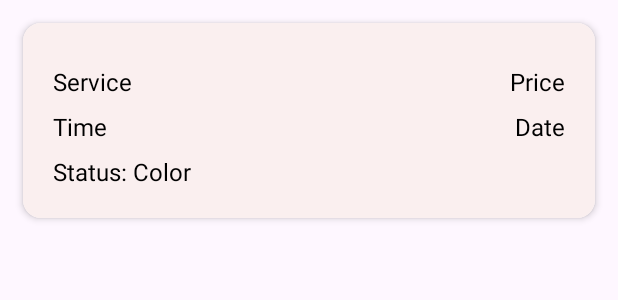
After one commit to yash234u/Homemate, an Android app: the layout booking_details_layout.xml on its own in the app's theme, with its tools: preview values and no code run, on a phone screen of 412 x 824 dp. The commit adds this screen. Shown: the top 300 px of the screen. Run offline under Robolectric (Android 15) with nearby library versions, the phone set to English and light mode, and no system bars; Roboto replaces fonts that are not available here.

Commit message:
BookingActivity.java

```diff
--- a/app/src/main/AndroidManifest.xml
+++ b/app/src/main/AndroidManifest.xml
@@ -16,6 +16,9 @@
         android:supportsRtl="true"
         android:theme="@style/Theme.HOMEMATE"
         tools:targetApi="31">
+        <activity
+            android:name=".Profile.Bookings.BookingActivity"
+            android:exported="false" />
         <activity
             android:name=".Booking.SelectAddressActivity"
             android:exported="false" />
--- a/app/src/main/java/com/example/homemate/Booking/Final_Booking__details_Activity.java
+++ b/app/src/main/java/com/example/homemate/Booking/Final_Booking__details_Activity.java
@@ -85,6 +85,7 @@ public class Final_Booking__details_Activity extends AppCompatActivity {
                         databaseReference.child("BookingDetails").child(data_email).child(key).child("time").setValue(servicetime);
                         databaseReference.child("BookingDetails").child(data_email).child(key).child("price").setValue(serviceprice);
                         databaseReference.child("BookingDetails").child(data_email).child(key).child("instructions").setValue(Instructions.getText().toString());
+                        databaseReference.child("BookingDetails").child(data_email).child(key).child("status").setValue("ongoing");
                         Toast.makeText(Final_Booking__details_Activity.this, "Booking successfully", Toast.LENGTH_SHORT).show();
                     }
 
--- /dev/null
+++ b/app/src/main/res/layout/booking_details_layout.xml
@@ -0,0 +1,109 @@
+<?xml version="1.0" encoding="utf-8"?>
+<LinearLayout xmlns:android="http://schemas.android.com/apk/res/android"
+    xmlns:app="http://schemas.android.com/apk/res-auto"
+    xmlns:tools="http://schemas.android.com/tools"
+    android:layout_width="match_parent"
+    android:layout_height="wrap_content"
+    android:orientation="vertical">
+
+    <androidx.cardview.widget.CardView
+        android:layout_width="match_parent"
+        android:layout_height="130dp"
+        app:cardElevation="3dp"
+        app:cardCornerRadius="12dp"
+        android:layout_margin="15dp"
+        app:layout_constraintEnd_toEndOf="parent"
+        app:layout_constraintStart_toStartOf="parent"
+        app:layout_constraintTop_toTopOf="parent">
+
+        <LinearLayout
+            xmlns:android="http://schemas.android.com/apk/res/android"
+            android:layout_width="match_parent"
+            android:layout_height="match_parent"
+            android:background="@android:color/white"
+            android:backgroundTint="@color/peach"
+            android:orientation="vertical"
+            android:padding="20dp">
+
+            <!-- Name of provider -->
+            <LinearLayout
+                android:layout_width="match_parent"
+                android:layout_height="wrap_content"
+                android:layout_marginTop="8dp"
+                android:orientation="horizontal">
+
+                <TextView
+                    android:id="@+id/service_provider_service_text"
+                    android:layout_width="wrap_content"
+                    android:layout_height="wrap_content"
+                    android:text="Service"
+                    android:textColor="@android:color/black"
+                    android:textSize="16sp" />
+
+                <TextView
+                    android:id="@+id/service_provider_price_text"
+                    android:layout_width="wrap_content"
+                    android:layout_height="wrap_content"
+                    android:layout_weight="1"
+                    android:gravity="end"
+                    android:text="Price"
+                    android:textColor="@android:color/black"
+                    android:textSize="16sp" />
+            </LinearLayout>
+
+            <!-- Contact of provider -->
+            <LinearLayout
+                android:layout_width="match_parent"
+                android:layout_height="wrap_content"
+                android:layout_marginTop="8dp"
+                android:orientation="horizontal">
+
+                <TextView
+                    android:id="@+id/service_provider_time_text"
+                    android:layout_width="wrap_content"
+                    android:layout_height="wrap_content"
+                    android:text="Time"
+                    android:textColor="@android:color/black"
+                    android:textSize="16sp" />
+
+                <TextView
+                    android:id="@+id/service_provider_date_text"
+                    android:layout_width="wrap_content"
+                    android:layout_height="wrap_content"
+                    android:layout_weight="1"
+                    android:gravity="end"
+                    android:text="Date"
+                    android:textColor="@android:color/black"
+                    android:textSize="16sp" />
+            </LinearLayout>
+
+            <LinearLayout
+                android:layout_width="match_parent"
+                android:layout_height="wrap_content"
+                android:layout_marginTop="8dp"
+                android:orientation="horizontal">
+
+                <TextView
+                    android:id="@+id/service_provider_status_label"
+                    android:layout_width="wrap_content"
+                    android:layout_height="wrap_content"
+                    android:text="Status: "
+                    android:textColor="@android:color/black"
+                    android:textSize="16sp" />
+
+                <TextView
+                    android:id="@+id/service_provider_status_text"
+                    android:layout_width="wrap_content"
+                    android:layout_height="wrap_content"
+                    android:layout_weight="1"
+                    android:gravity="left"
+                    android:text="Color"
+                    android:textColor="@android:color/black"
+                    android:textSize="16sp" />
+            </LinearLayout>
+        </LinearLayout>
+
+
+    </androidx.cardview.widget.CardView>
+
+</LinearLayout>
--- a/app/src/main/res/layout/fragment_profile.xml
+++ b/app/src/main/res/layout/fragment_profile.xml
@@ -152,6 +152,7 @@
             </androidx.constraintlayout.widget.ConstraintLayout>
 
             <androidx.constraintlayout.widget.ConstraintLayout
+                android:id="@+id/Booking_profile"
                 android:layout_width="match_parent"
                 android:layout_height="match_parent"
                 android:layout_marginStart="32dp"
```
Also changed, not shown: app/src/main/java/com/example/homemate/Profile/Bookings/BookingActivity.java (added, +59 -0 lines), app/src/main/java/com/example/homemate/Profile/Bookings/BookingAdapter.java (added, +66 -0 lines), app/src/main/java/com/example/homemate/Profile/Bookings/Model.java (added, +77 -0 lines), app/src/main/java/com/example/homemate/ProfileFragment.java (+10 -1 lines), app/src/main/res/layout/activity_booking2.xml (added, +14 -0 lines).
